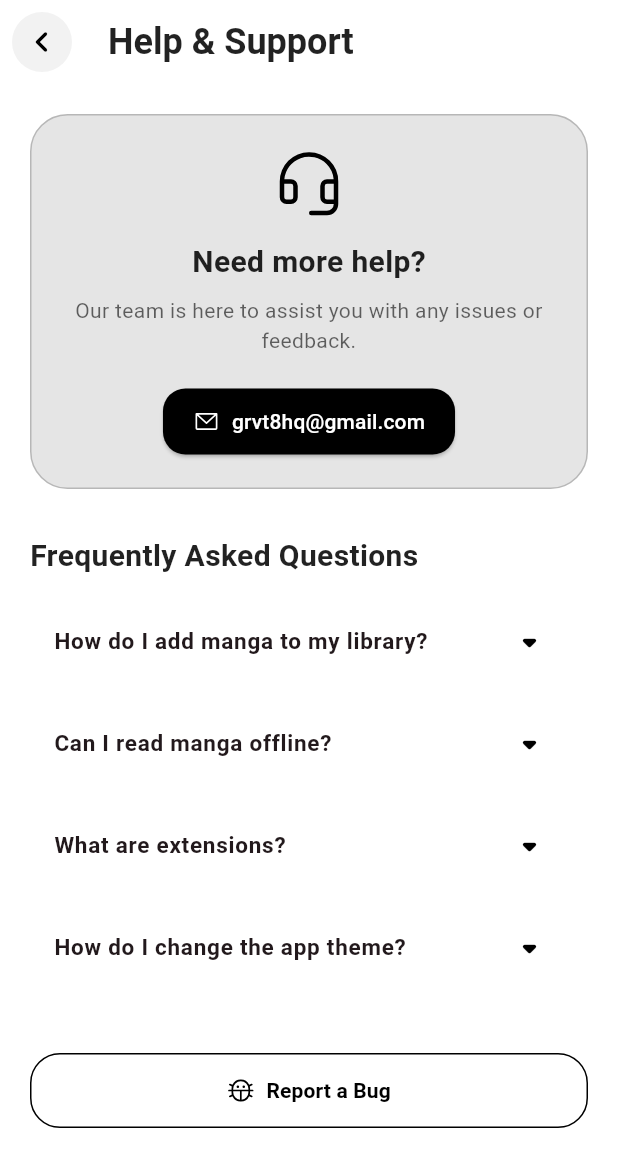
After one commit to grvt8/Keihatsu, a Flutter app: the HelpAndSupportScreen screen opened directly, on a phone screen of 412 x 824 dp. The commit adds this screen. Shown: the top 1167 px of the screen. Run offline on Flutter 3.47's test engine with Material 3 defaults, Android fonts, the phone set to English and light mode, and no system bars; our stand-ins replace google_fonts, phosphor_flutter, shared_preferences; accounts and stored records are empty; Roboto replaces fonts that are missing (Delius).

Commit message:
feat(ui): add Help & Support screen with collapsible FAQs
- Create HelpAndSupportScreen featuring categorized FAQs and support contact information.
- Implement collapsible FAQ sections with Icons.arrow_drop_up_rounded toggle.
- Add Report a Bug action and support email integration (grvt8hq@gmail.com).
- Link the profile menu to the new support screen.

```diff
--- /dev/null
+++ b/lib/screens/HelpAndSupportScreen.dart
@@ -0,0 +1,190 @@
+import 'package:flutter/material.dart';
+import 'package:google_fonts/google_fonts.dart';
+import 'package:phosphor_flutter/phosphor_flutter.dart';
+import 'package:provider/provider.dart';
+import '../theme_provider.dart';
+import '../components/CustomBackButton.dart';
+
+class HelpAndSupportScreen extends StatefulWidget {
+  const HelpAndSupportScreen({super.key});
+
+  @override
+  State<HelpAndSupportScreen> createState() => _HelpAndSupportScreenState();
+}
+
+class _HelpAndSupportScreenState extends State<HelpAndSupportScreen> {
+  final Set<int> _expandedFaqs = {};
+
+  final List<Map<String, String>> _faqs = [
+    {
+      'question': 'How do I add manga to my library?',
+      'answer': 'Browse any extension or use the global search to find a manga. On the manga details page, tap the "Add to library" button.'
+    },
+    {
+      'question': 'Can I read manga offline?',
+      'answer': 'Yes! You can download individual chapters by tapping the download icon next to them in the chapter list. Downloaded chapters can be viewed in your Download Queue.'
+    },
+    {
+      'question': 'What are extensions?',
+      'answer': 'Extensions are external sources that provide manga content. You can enable or disable them in the Extensions tab.'
+    },
+    {
+      'question': 'How do I change the app theme?',
+      'answer': 'Go to Profile > Settings > Appearance to customize the primary brand color and switch between light and dark modes.'
+    },
+  ];
+
+  @override
+  Widget build(BuildContext context) {
+    final themeProvider = Provider.of<ThemeProvider>(context);
+    final brandColor = themeProvider.brandColor;
+    final bgColor = themeProvider.effectiveBgColor;
+    final bool isDarkMode = themeProvider.themeMode == ThemeMode.dark;
+    final Color textColor = isDarkMode ? Colors.white : Colors.black87;
+    final Color cardColor = isDarkMode ? Colors.white10 : Colors.white.withOpacity(0.5);
+
+    return Scaffold(
+      backgroundColor: bgColor,
+      appBar: AppBar(
+        backgroundColor: bgColor,
+        surfaceTintColor: Colors.transparent,
+        elevation: 0,
+        leading: const CustomBackButton(),
+        title: Text(
+          'Help & Support',
+          style: GoogleFonts.hennyPenny(
+            textStyle: TextStyle(color: textColor, fontWeight: FontWeight.bold, fontSize: 24),
+          ),
+        ),
+      ),
+      body: SingleChildScrollView(
+        padding: const EdgeInsets.all(20),
+        child: Column(
+          crossAxisAlignment: CrossAxisAlignment.start,
+          children: [
+            // Contact Support Card
+            Container(
+              padding: const EdgeInsets.all(20),
+              decoration: BoxDecoration(
+                color: brandColor.withOpacity(0.1),
+                borderRadius: BorderRadius.circular(25),
+                border: Border.all(color: brandColor.withOpacity(0.2)),
+              ),
+              child: Column(
+                children: [
+                  Icon(PhosphorIcons.headset(), size: 48, color: brandColor),
+                  const SizedBox(height: 15),
+                  Text(
+                    "Need more help?",
+                    style: GoogleFonts.delius(
+                      textStyle: TextStyle(fontSize: 20, fontWeight: FontWeight.bold, color: textColor),
+                    ),
+                  ),
+                  const SizedBox(height: 8),
+                  Text(
+                    "Our team is here to assist you with any issues or feedback.",
+                    textAlign: TextAlign.center,
+                    style: TextStyle(color: textColor.withOpacity(0.6), fontSize: 14),
+                  ),
+                  const SizedBox(height: 20),
+                  ElevatedButton.icon(
+                    onPressed: () {}, // TODO: Launch email client
+                    style: ElevatedButton.styleFrom(
+                      backgroundColor: brandColor,
+                      foregroundColor: Colors.white,
+                      shape: RoundedRectangleBorder(borderRadius: BorderRadius.circular(15)),
+                      padding: const EdgeInsets.symmetric(horizontal: 20, vertical: 12),
+                    ),
+                    icon: Icon(PhosphorIcons.envelopeSimple()),
+                    label: const Text("grvt8hq@gmail.com"),
+                  ),
+                ],
+              ),
+            ),
+
+            const SizedBox(height: 30),
+
+            Text(
+              "Frequently Asked Questions",
+              style: GoogleFonts.hennyPenny(
+                textStyle: TextStyle(fontSize: 20, fontWeight: FontWeight.bold, color: textColor),
+              ),
+            ),
+            const SizedBox(height: 15),
+
+            // FAQ List
+            ..._faqs.asMap().entries.map((entry) {
+              int index = entry.key;
+              bool isExpanded = _expandedFaqs.contains(index);
+              return _buildFaqItem(index, entry.value['question']!, entry.value['answer']!, isExpanded, textColor, cardColor, brandColor);
+            }).toList(),
+
+            const SizedBox(height: 30),
+
+            // Report a Bug Button
+            SizedBox(
+              width: double.infinity,
+              child: OutlinedButton.icon(
+                onPressed: () {},
+                style: OutlinedButton.styleFrom(
+                  padding: const EdgeInsets.symmetric(vertical: 15),
+                  side: BorderSide(color: brandColor),
+                  shape: RoundedRectangleBorder(borderRadius: BorderRadius.circular(20)),
+                ),
+                icon: Icon(PhosphorIcons.bug(), color: brandColor),
+                label: Text(
+                  "Report a Bug",
+                  style: TextStyle(color: brandColor, fontWeight: FontWeight.bold),
+                ),
+              ),
+            ),
+
+            const SizedBox(height: 100),
+          ],
+        ),
+      ),
+    );
+  }
+
+  Widget _buildFaqItem(int index, String question, String answer, bool isExpanded, Color textColor, Color cardColor, Color brandColor) {
+    return Container(
+      margin: const EdgeInsets.only(bottom: 12),
+      decoration: BoxDecoration(
+        color: cardColor,
+        borderRadius: BorderRadius.circular(20),
+      ),
+      child: Column(
+        children: [
+          ListTile(
+            onTap: () {
+              setState(() {
+                if (isExpanded) {
+                  _expandedFaqs.remove(index);
+                } else {
+                  _expandedFaqs.add(index);
+                }
+              });
+            },
+            title: Text(
+              question,
+              style: const TextStyle(fontWeight: FontWeight.bold, fontSize: 15),
+            ),
+            trailing: Icon(
+              isExpanded ? Icons.arrow_drop_up_rounded : Icons.arrow_drop_down_rounded,
+              color: brandColor,
+              size: 30,
+            ),
+          ),
+          if (isExpanded)
+            Padding(
+              padding: const EdgeInsets.fromLTRB(16, 0, 16, 16),
+              child: Text(
+                answer,
+                style: TextStyle(color: textColor.withOpacity(0.7), height: 1.4),
+              ),
+            ),
+        ],
+      ),
+    );
+  }
+}
--- a/lib/screens/ProfileScreen.dart
+++ b/lib/screens/ProfileScreen.dart
@@ -1,6 +1,7 @@
 import 'package:flutter/material.dart';
 import 'package:google_fonts/google_fonts.dart';
 import 'package:keihatsu/screens/AboutScreen.dart';
+import 'package:keihatsu/screens/HelpAndSupportScreen.dart';
 import 'package:phosphor_flutter/phosphor_flutter.dart';
 import 'package:provider/provider.dart';
 import '../components/MainNavigationBar.dart';
@@ -284,7 +285,12 @@ class _ProfileScreenState extends State<ProfileScreen> {
                               _buildSwitchTile("Dark Mode", PhosphorIcons.sun(), themeProvider.pureBlackDarkMode, (val) {
                                 themeProvider.setPureBlackDarkMode(val);
                               }, textColor),
-                              _buildGroupTile("Help & Support", PhosphorIcons.question(), true, () {}, textColor),
+                              _buildGroupTile("Help & Support", PhosphorIcons.question(), false, () {
+                                Navigator.push(
+                                  context,
+                                  MaterialPageRoute(builder: (context) => const HelpAndSupportScreen()),
+                                );
+                              }, textColor),
                               _buildGroupTile("Donate", PhosphorIcons.tipJar(), true, () {}, textColor),
                               _buildGroupTile("About", PhosphorIcons.info(), false, () {
                                 Navigator.push(
```
